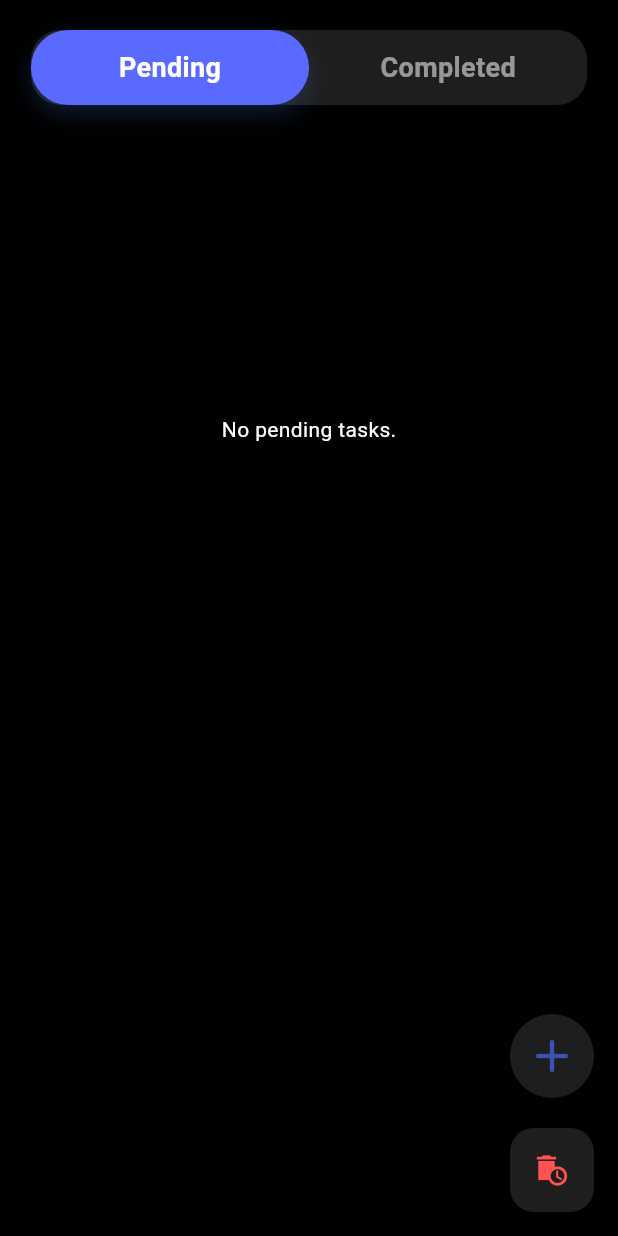
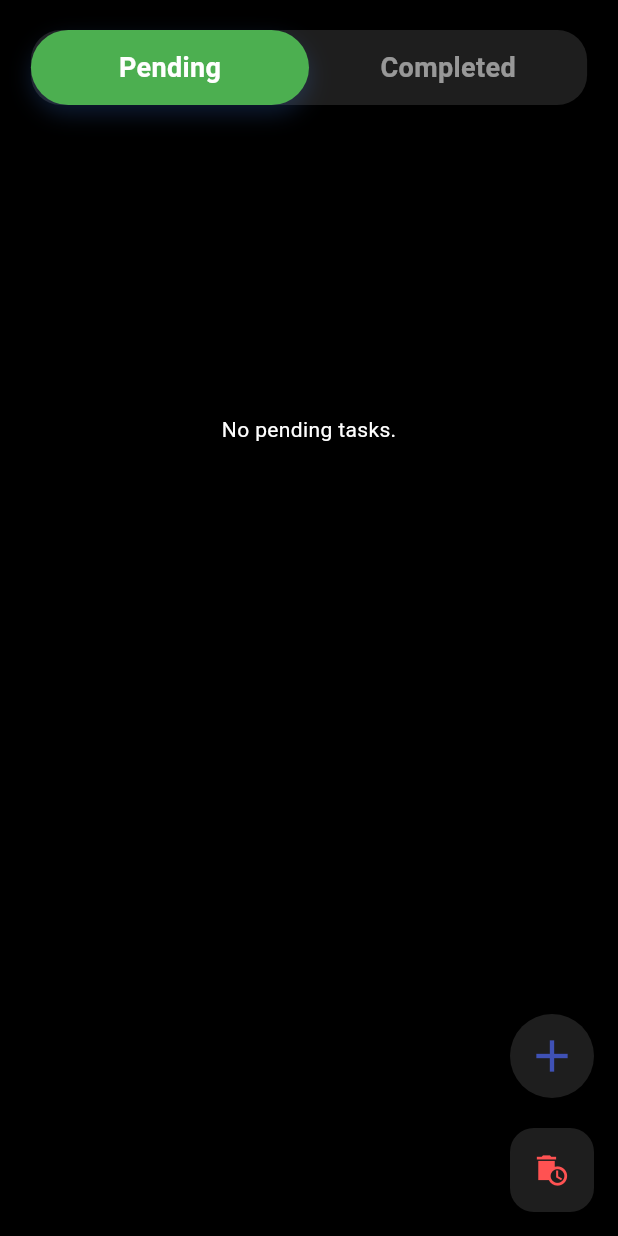
Before and after one commit to Sojib201/todo_using_firebase_auth_using_firebase, a Flutter app: the TodoTab screen opened directly, on a phone screen of 412 x 824 dp. Run offline on Flutter 3.47's test engine with Material 3 defaults, Android fonts, the light colour scheme and no system bars; our stand-ins replace cloud_firestore, firebase_auth, firebase_core, flutter_slidable; accounts and stored records are empty.

```diff
--- a/lib/todo_tab.dart
+++ b/lib/todo_tab.dart
@@ -144,7 +144,8 @@ class _TodoTabState extends State<TodoTab> {
                         width: screenWidth * 0.45,
                         decoration: BoxDecoration(
                           borderRadius: BorderRadius.circular(30),
-                          color: const Color(0xFF5A6AFF),
+                          //color: const Color(0xFF5A6AFF),
+                          color:  Colors.green,
                           boxShadow: [
                             BoxShadow(
                               color: Colors.blueAccent.withOpacity(0.2),
@@ -240,7 +241,7 @@ class _TodoTabState extends State<TodoTab> {
                 MaterialPageRoute(builder: (_) => const RecycleBinScreen()),
               );
             },
-            child:  Center(
+            child:  const Center(
               child: Icon(
                 Icons.auto_delete_sharp,
                 color: Colors.redAccent,
--- a/lib/widgets/complete_task_widgets.dart
+++ b/lib/widgets/complete_task_widgets.dart
@@ -120,7 +120,7 @@ class _CompleteTaskWidgetsState extends State<CompleteTaskWidgets> {
                     title: Column(
                       crossAxisAlignment: CrossAxisAlignment.start,
                       children: [
-                        Text(todo.title,style:  TextStyle(fontSize: 19,color: Colors.white.withOpacity(0.8)),),
+                        Text(todo.title,style:  TextStyle(fontSize: 19,color: Colors.white.withOpacity(0.8),decoration: TextDecoration.lineThrough),),
                         const SizedBox(height: 10,),
                         Text(
                           // '${dt.day}/${dt.month}/${dt.year}, ${formatTime(dt)}',
```
Also changed, not shown: lib/pending_note_widget.dart (+20 -13 lines).
